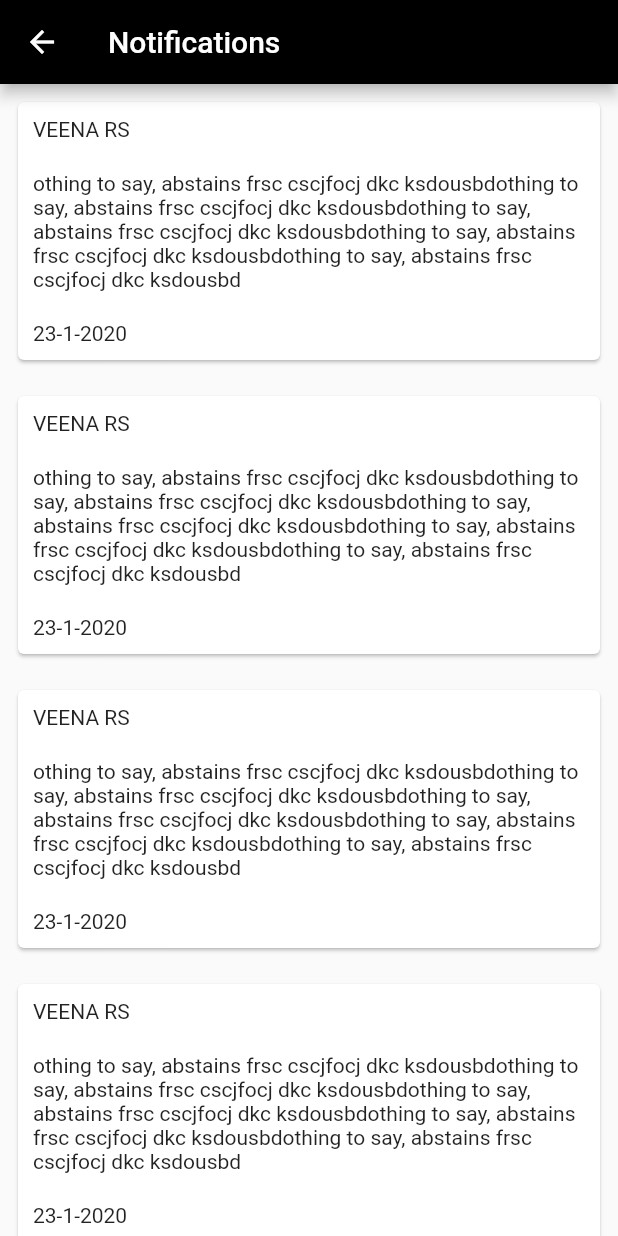
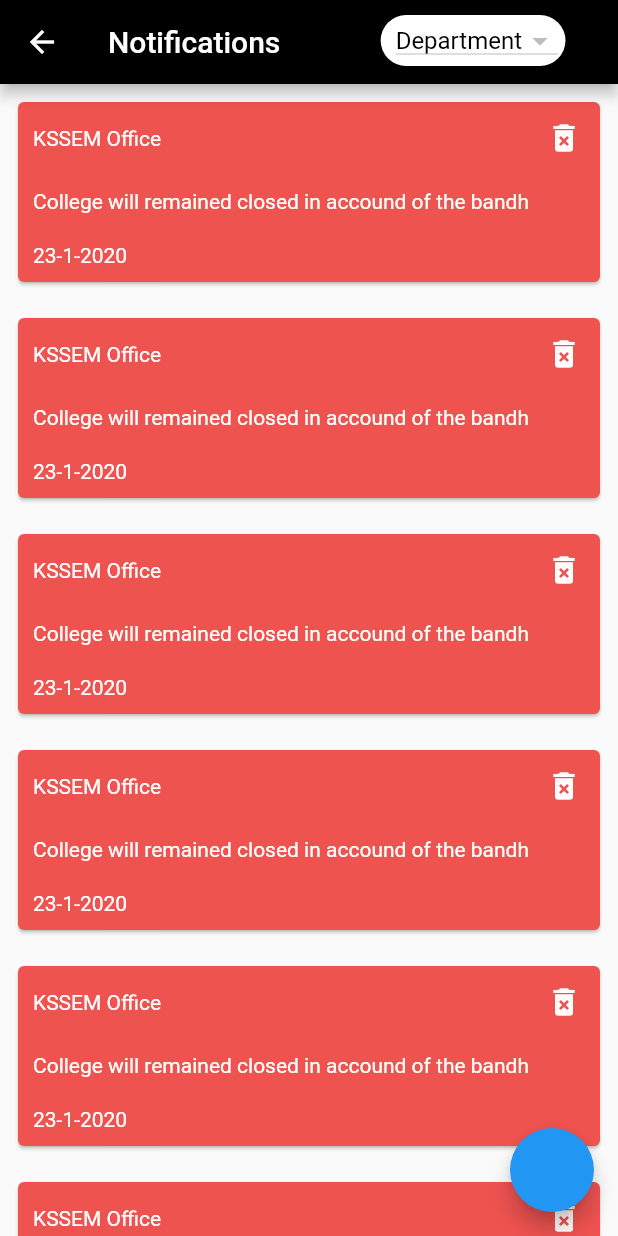
Before and after one commit to Sameerkash/College-App, a Flutter app: the NotificationScreen screen opened directly, on a phone screen of 412 x 824 dp. Run offline on Flutter 3.47's test engine with Material 2 defaults, Android fonts, the phone set to English and light mode, and no system bars; our stand-ins replace auto_size_text, cloud_firestore, curved_navigation_bar, firebase_auth, firebase_storage, flutter_linkify and 5 more; accounts and stored records are empty; network calls fail.

Commit message:
added linkify,images and notification satrted

```diff
--- a/lib/Notifiers/profile_notifier.dart
+++ b/lib/Notifiers/profile_notifier.dart
@@ -1,6 +1,6 @@
 import 'dart:collection';
 
-import 'package:flutter/cupertino.dart';
+import 'package:flutter/foundation.dart';
 import 'package:kssem/Models/post.dart';
 import 'package:kssem/Models/faculty.dart';
 
--- a/lib/UI/Screens/notification_screen.dart
+++ b/lib/UI/Screens/notification_screen.dart
@@ -1,46 +1,137 @@
+import 'package:cloud_firestore/cloud_firestore.dart';
 import 'package:flutter/material.dart';
+import 'package:kssem/UI/Widgets/progress_bars.dart';
 
-class NotificationScreen extends StatelessWidget {
+class NotificationScreen extends StatefulWidget {
   const NotificationScreen({Key key}) : super(key: key);
 
   @override
+  _NotificationScreenState createState() => _NotificationScreenState();
+}
+
+class _NotificationScreenState extends State<NotificationScreen>
+    with AutomaticKeepAliveClientMixin {
+  bool get wantKeepAlive => true;
+  var selectedDept;
+  buildDropDownButton() {
+    return StreamBuilder<QuerySnapshot>(
+        stream: Firestore.instance.collection('departments').snapshots(),
+        builder: (context, snapshot) {
+          if (!snapshot.hasData) {
+            return ColorLoader3(
+              radius: 16,
+              dotRadius: 6,
+            );
+          }
+          // else {
+          List<DropdownMenuItem> currencyItems = [];
+          for (int i = 0; i < snapshot.data.documents.length; i++) {
+            DocumentSnapshot snap = snapshot.data.documents[i];
+            currencyItems.add(
+              DropdownMenuItem(
+                child: Text(
+                  snap.documentID,
+                  style: TextStyle(color: Colors.black),
+                ),
+                value: "${snap.documentID}",
+              ),
+            );
+          }
+          return DropdownButton(
+              items: currencyItems,
+              onChanged: (currencyValue) {
+                setState(() {
+                  selectedDept = currencyValue;
+                });
+              },
+              value: selectedDept,
+              isExpanded: false,
+              hint: new Text(
+                "Department",
+                style: TextStyle(color: Colors.black),
+              ));
+
+          // }
+        });
+  }
+
+  @override
   Widget build(BuildContext context) {
+    super.build(context);
     return Scaffold(
       appBar: AppBar(
+        actions: <Widget>[
+          Padding(
+            padding: EdgeInsets.only(top: 10, bottom: 12, right: 35),
+            child: Container(
+              decoration: BoxDecoration(
+                borderRadius: BorderRadius.circular(20),
+                color: Colors.white,
+              ),
+              padding: EdgeInsets.only(left: 10, right: 5),
+              child: buildDropDownButton(),
+            ),
+          )
+        ],
         backgroundColor: Colors.black,
-          title: Text("Notifications"),
+        title: const Text("Notifications"),
       ),
       body: ListView.builder(
         itemBuilder: (context, index) {
           return buildNotify(context);
         },
-          itemCount: 5,
-        ));
+        itemCount: 8,
+      ),
+      floatingActionButton: FloatingActionButton(
+        onPressed: () {},
+      ),
+    );
   }
 
   buildNotify(BuildContext context) {
     return Padding(
       padding: const EdgeInsets.all(8.0),
       child: Card(
+        color: Colors.red[400],
         borderOnForeground: true,
         child: Container(
             child: Column(
           mainAxisSize: MainAxisSize.min,
           crossAxisAlignment: CrossAxisAlignment.start,
           children: <Widget>[
+            Row(
+              mainAxisAlignment: MainAxisAlignment.spaceBetween,
+              children: <Widget>[
                 Container(
                   padding: EdgeInsets.all(10),
-              child: Text("VEENA RS"),
+                  child: Text(
+                    "KSSEM Office",
+                    style: TextStyle(color: Colors.white),
+                  ),
+                ),
+                IconButton(
+                  splashColor: Colors.indigoAccent,
+                  icon: Icon(
+                    Icons.delete_forever,
+                    color: Colors.white,
+                  ),
+                  onPressed: () {},
+                )
+              ],
             ),
             Container(
               padding: EdgeInsets.all(10),
               child: Text(
-                "othing to say, abstains frsc cscjfocj dkc ksdousbdothing to say, abstains frsc cscjfocj dkc ksdousbdothing to say, abstains frsc cscjfocj dkc ksdousbdothing to say, abstains frsc cscjfocj dkc ksdousbdothing to say, abstains frsc cscjfocj dkc ksdousbd",
+                "College will remained closed in accound of the bandh",
+                style: TextStyle(color: Colors.white),
               ),
             ),
             Container(
               padding: EdgeInsets.all(10),
-              child: Text("23-1-2020"),
+              child: Text(
+                "23-1-2020",
+                style: TextStyle(color: Colors.white),
+              ),
             )
           ],
         )),
--- a/pubspec.yaml
+++ b/pubspec.yaml
@@ -41,6 +41,8 @@ dependencies:
   path: ^1.6.4
   firebase_storage: ^3.1.1
   image_picker: ^0.6.3+1
+  flutter_linkify: ^3.1.0
+  url_launcher: ^5.4.1
 
 
 
```
Also changed, not shown: lib/Models/notification.dart (added, +44 -0 lines), lib/Notifiers/notification_notifier.dart (added, +12 -0 lines), lib/Services/database.dart (+8 -12 lines), lib/UI/Screens/resources_screen.dart (+14 -20 lines), lib/UI/Widgets/feed_item.dart (+17 -3 lines), pubspec.lock. Lines whose indentation alone changed are shown as unchanged.
